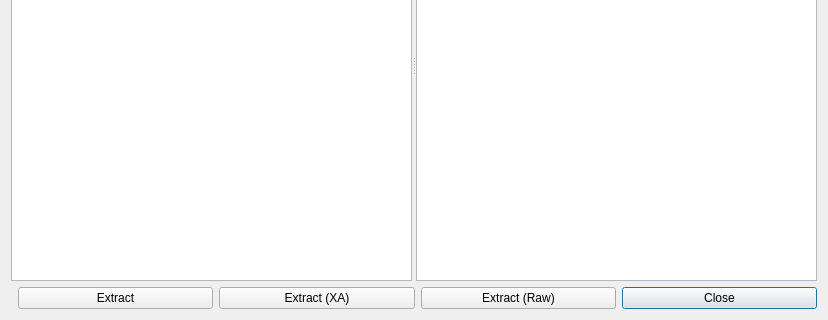
Qt form src/duckstation-qt/isobrowserwindow.ui (stenzek/duckstation) before a commit; both pictures show x 0 to 828 and y 191 to 511 of the 828 by 511 pixel window.
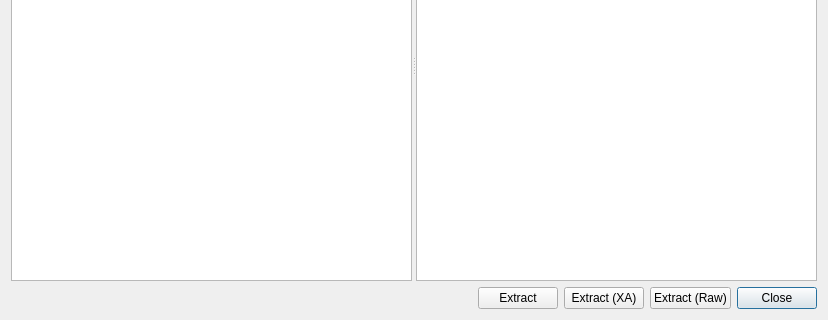
The same form after that commit. Icons and pictures are not drawn.

Patch:
```diff
--- a/src/duckstation-qt/isobrowserwindow.ui
+++ b/src/duckstation-qt/isobrowserwindow.ui
@@ -98,6 +98,12 @@
        <property name="orientation">
         <enum>Qt::Orientation::Horizontal</enum>
        </property>
+       <property name="sizeHint" stdset="0">
+        <size>
+         <width>0</width>
+         <height>0</height>
+        </size>
+       </property>
       </spacer>
      </item>
      <item>
```
Left out of the diff: 6 changed lines with no effect on the pictures.
